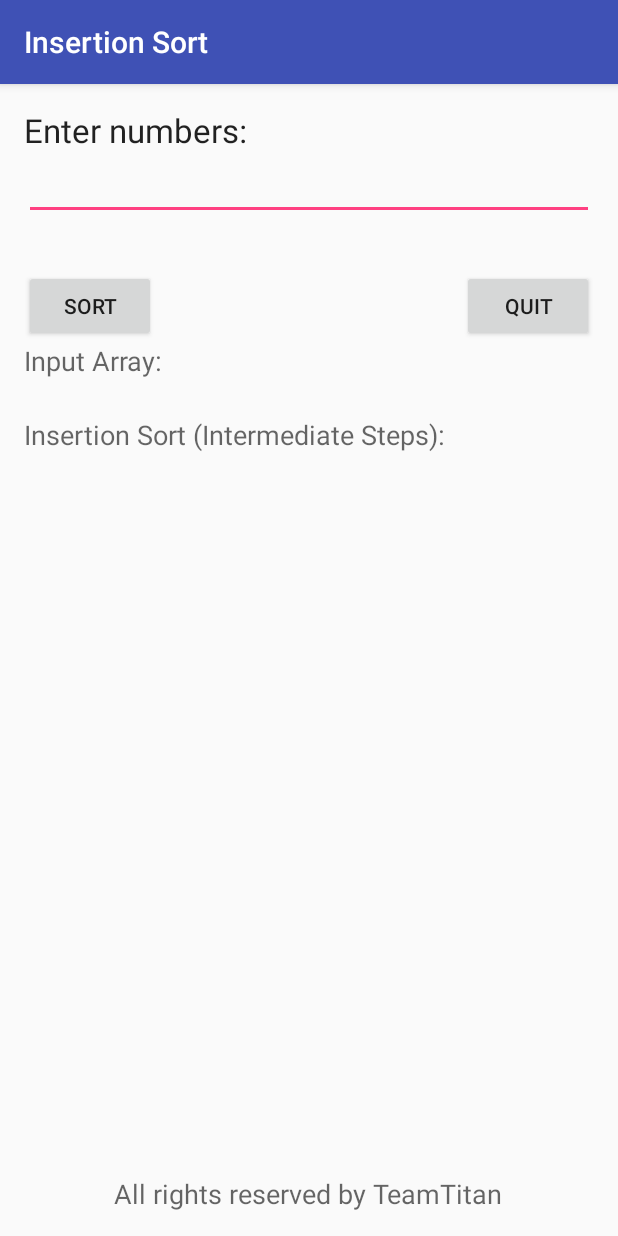
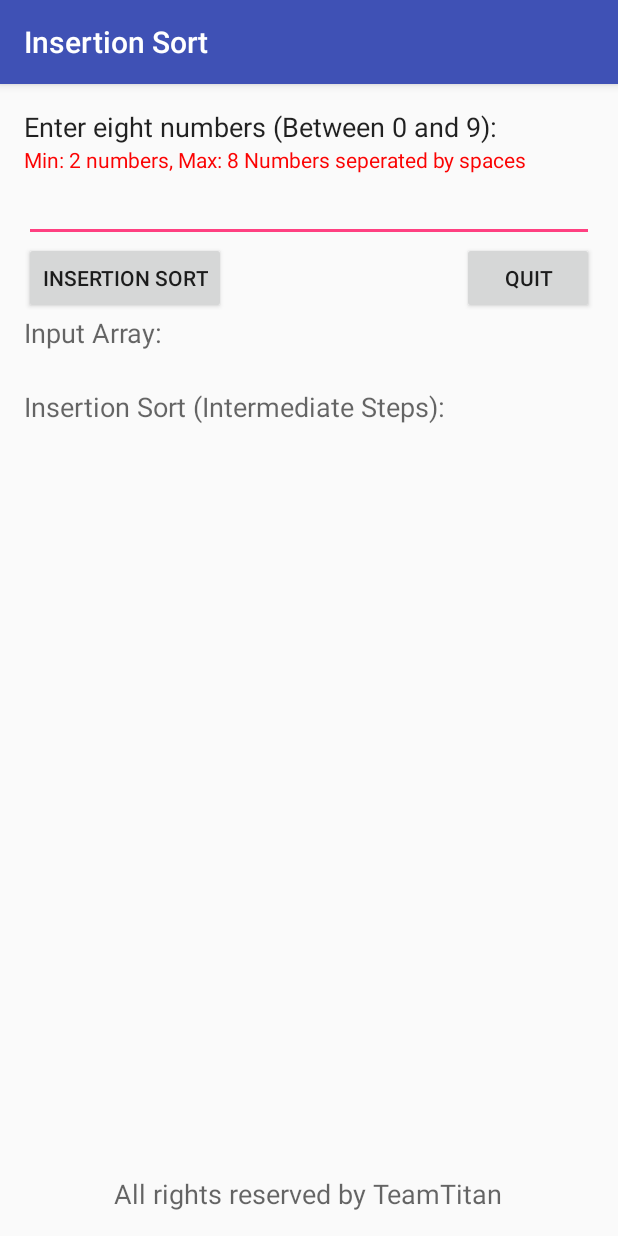
Before and after one commit to ynoorcsu/InsertionSortApp, an Android app: the screen it shows after launch (MainActivity), on a phone screen of 412 x 824 dp. Run offline under Robolectric (Android 15) with nearby library versions, the phone set to English and light mode, and no system bars.

Commit message:
Update UI and remove unnecessary label

```diff
--- a/app/src/main/java/edu/fullerton/csu/teamtitan/insertionapp/MainActivity.java
+++ b/app/src/main/java/edu/fullerton/csu/teamtitan/insertionapp/MainActivity.java
@@ -16,6 +16,10 @@ import android.text.Html;
 public class MainActivity extends AppCompatActivity {
     protected static final int MIN_NUM = 2;
     protected static final int MAX_NUM = 8;
+    protected static final String CONFIRM_MSG = "Are you sure you want to exit?";
+    protected static final String MSG_MIN_INPUT_SIZE = "Please enter at least 2 numbers between 0 and 9.";
+    protected static final String MSG_MAX_INPUT_SIZE = "Please enter no more than 8 numbers between 0 and 9.";
+    protected static final String MSG_INPUT_ERROR = "Please enter number from 0 to 9.";
 
     @Override
     protected void onCreate(Bundle savedInstanceState)
@@ -42,14 +46,13 @@ public class MainActivity extends AppCompatActivity {
 
     protected void cmdQuitAction(View v)
     {
-        createConfirmationDialog("Are you sure you want to exit?");
+        createConfirmationDialog(CONFIRM_MSG);
     }
 
     protected void cmdInsertionSort(View v)
     {
         EditText txtInput = (EditText)findViewById(R.id.txtInput);
         TextView lblInputOutput = (TextView)findViewById(R.id.lblInputOutput);
-        TextView lblErrorMsg = (TextView)findViewById(R.id.lblErrorMsg);
 
         resetElements();
 
@@ -69,22 +72,21 @@ public class MainActivity extends AppCompatActivity {
 
             if (this.validateInput(inputArrayInt)) {
                 if (size < MIN_NUM) {
-                    createDialog("Please enter at least 2 numbers between 0 and 9.");
+                    createDialog(MSG_MIN_INPUT_SIZE);
                     resetElements();
                 } else if (size > MAX_NUM) {
-                    createDialog("Please enter no more than 8 numbers between 0 and 9.");
+                    createDialog(MSG_MAX_INPUT_SIZE);
                     resetElements();
                 } else {
                     lblInputOutput.setText(txtInput.getText().toString());
                     insertionSort(inputArrayInt);
                 }
             } else {
-                createDialog("Please enter number from 0 to 9.");
+                createDialog(MSG_INPUT_ERROR);
                 resetElements();
             }
         } else {
-            this.createDialog("Please enter numbers between 0 and 9.");
-            //lblErrorMsg.setText("Please enter numbers between 0 and 9.");
+            this.createDialog(MSG_MIN_INPUT_SIZE);
             txtInput.setText("");
             resetElements();
         }
--- a/app/src/main/res/layout/activity_main.xml
+++ b/app/src/main/res/layout/activity_main.xml
@@ -13,7 +13,8 @@
         android:layout_width="wrap_content"
         android:layout_height="wrap_content"
         android:id="@+id/txtInput"
-        android:layout_below="@+id/lblNumbers"
+        android:layout_alignWithParentIfMissing="false"
+        android:layout_below="@+id/textView"
         android:layout_alignParentLeft="true"
         android:layout_alignParentStart="true"
         android:layout_alignParentRight="true"
@@ -23,8 +24,9 @@
         android:layout_width="wrap_content"
         android:layout_height="wrap_content"
         android:textAppearance="?android:attr/textAppearanceLarge"
-        android:text="Enter numbers:"
+        android:text="Enter eight numbers (Between 0 and 9):"
         android:id="@+id/lblNumbers"
+        android:textSize="@dimen/abc_text_size_medium_material"
         android:layout_alignParentTop="true"
         android:layout_alignParentLeft="true"
         android:layout_alignParentStart="true" />
@@ -32,13 +34,12 @@
     <Button
         android:layout_width="wrap_content"
         android:layout_height="wrap_content"
-        android:text="Sort"
+        android:text="Insertion Sort"
         android:id="@+id/btnSort"
         android:onClick="cmdInsertionSort"
         android:layout_below="@+id/txtInput"
         android:layout_alignParentLeft="true"
-        android:layout_alignParentStart="true"
-        android:layout_marginTop="33dp" />
+        android:layout_alignParentStart="true" />
 
     <TextView
         android:layout_width="wrap_content"
@@ -106,13 +107,11 @@
         android:layout_width="wrap_content"
         android:layout_height="wrap_content"
         android:textAppearance="?android:attr/textAppearanceSmall"
-        android:id="@+id/lblErrorMsg"
-        android:layout_below="@+id/txtInput"
+        android:text="Min: 2 numbers, Max: 8 Numbers seperated by spaces"
+        android:id="@+id/textView"
+        android:layout_below="@+id/lblNumbers"
         android:layout_alignParentLeft="true"
         android:layout_alignParentStart="true"
-        android:layout_alignRight="@+id/btnQuit"
-        android:layout_alignEnd="@+id/btnQuit"
-        android:textColor="#f70808"
-        android:visibility="visible" />
+        android:textColor="#fb0303" />
 
 </RelativeLayout>
```
